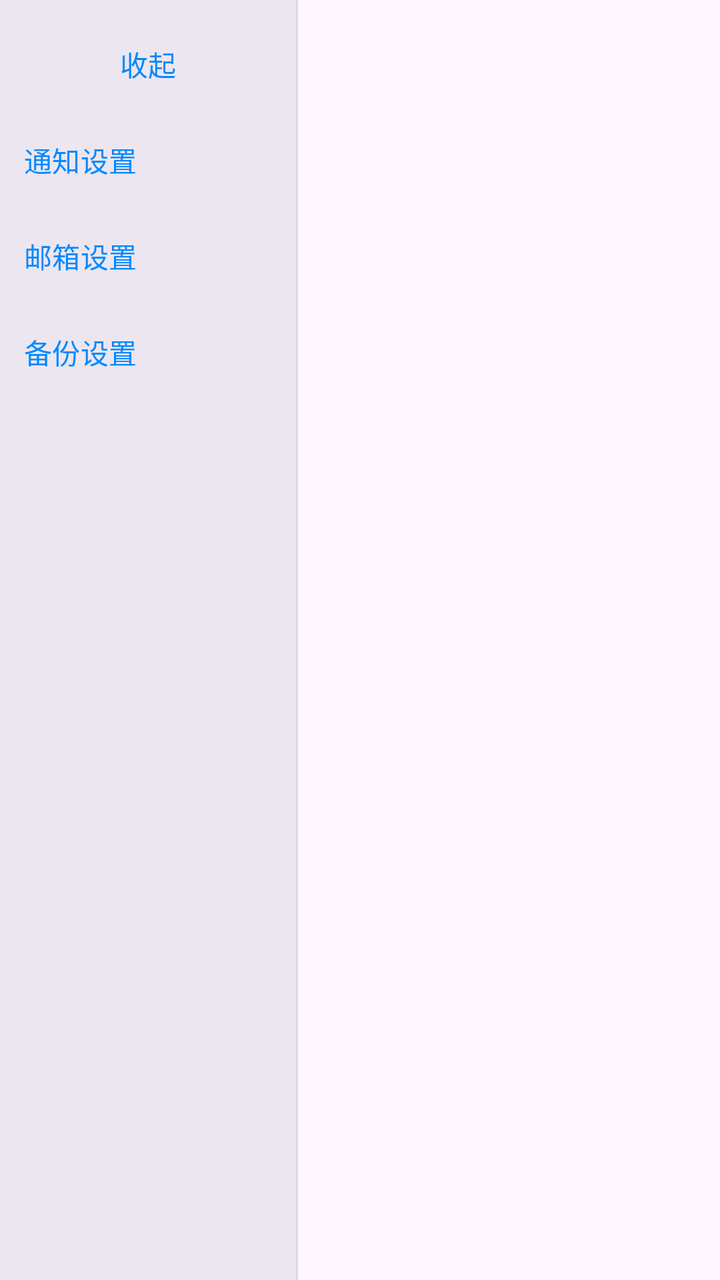
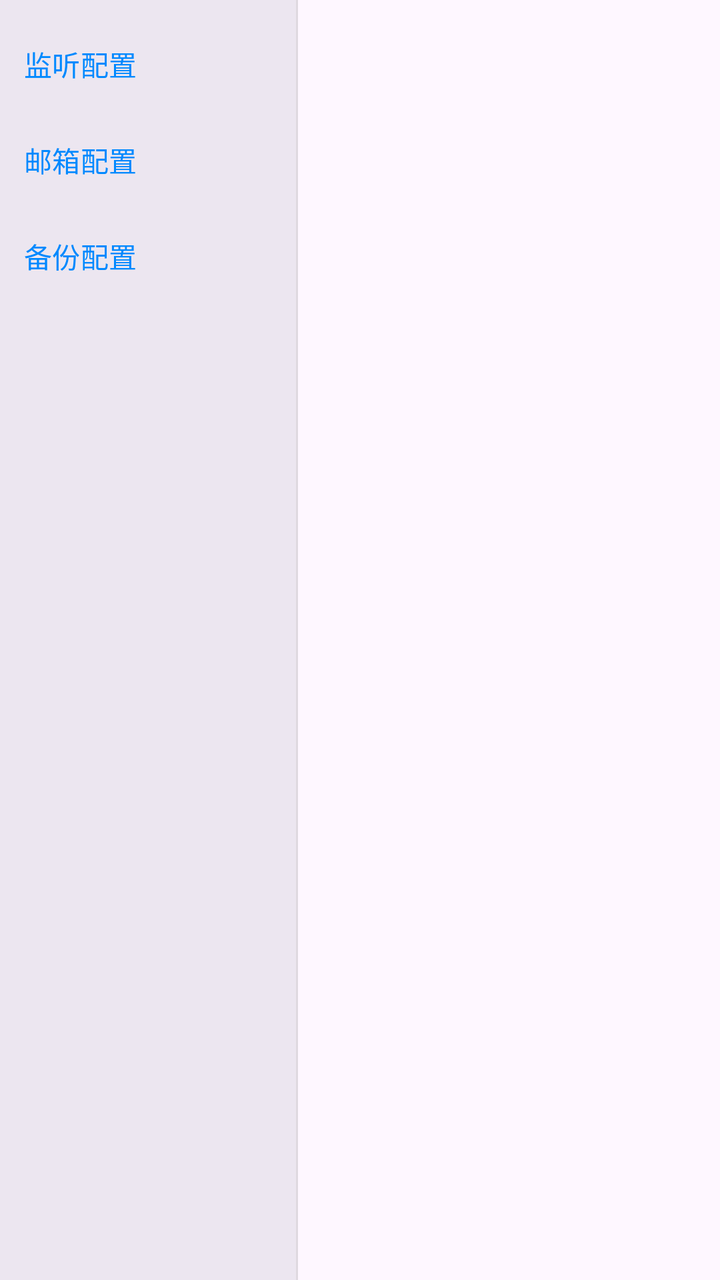

The first picture is an Android layout as it rendered before a commit; the second is the same layout after the commit. The layout source and the unified diff follow.
<!-- AndroidManifest.xml: application theme Theme.DDTask -->
<!-- res/layout/fragment_settings_host.xml -->
<?xml version="1.0" encoding="utf-8"?>
<LinearLayout
    xmlns:android="http://schemas.android.com/apk/res/android"
    xmlns:app="http://schemas.android.com/apk/res-auto"
    android:layout_width="match_parent"
    android:layout_height="match_parent"
    android:orientation="horizontal">

    <LinearLayout
        android:id="@+id/settings_sidebar"
        android:layout_width="148dp"
        android:layout_height="match_parent"
        android:background="?attr/colorSurfaceContainerHigh"
        android:orientation="vertical"
        android:paddingVertical="8dp">

        <com.google.android.material.button.MaterialButton
            android:id="@+id/btn_toggle_sidebar"
            style="@style/Widget.Material3.Button.TextButton"
            android:layout_width="match_parent"
            android:layout_height="wrap_content"
            android:text="@string/settings_sidebar_collapse" />

        <com.google.android.material.button.MaterialButton
            android:id="@+id/nav_notification_settings"
            style="@style/Widget.Material3.Button.TextButton"
            android:layout_width="match_parent"
            android:layout_height="wrap_content"
            android:gravity="start|center_vertical"
            android:text="@string/settings_sidebar_notification" />

        <com.google.android.material.button.MaterialButton
            android:id="@+id/nav_email_settings"
            style="@style/Widget.Material3.Button.TextButton"
            android:layout_width="match_parent"
            android:layout_height="wrap_content"
            android:gravity="start|center_vertical"
            android:text="@string/settings_sidebar_email" />

        <com.google.android.material.button.MaterialButton
            android:id="@+id/nav_backup_settings"
            style="@style/Widget.Material3.Button.TextButton"
            android:layout_width="match_parent"
            android:layout_height="wrap_content"
            android:gravity="start|center_vertical"
            android:text="@string/settings_sidebar_backup" />

    </LinearLayout>

    <View
        android:layout_width="1dp"
        android:layout_height="match_parent"
        android:background="?android:attr/listDivider" />

    <FrameLayout
        android:id="@+id/settings_content"
        android:layout_width="0dp"
        android:layout_height="match_parent"
        android:layout_weight="1" />

</LinearLayout>
<!-- resources referenced by this layout -->
<resources>
  <string name="settings_sidebar_backup">备份设置</string>
  <string name="settings_sidebar_collapse">收起</string>
  <string name="settings_sidebar_email">邮箱设置</string>
  <string name="settings_sidebar_notification">通知设置</string>
  <style name="Theme.DDTask" parent="Theme.Material3.Light.NoActionBar">
          <item name="colorPrimary">@color/primary</item>
          <item name="colorPrimaryDark">@color/primary_dark</item>
          <item name="colorSecondary">@color/secondary</item>
      </style>
  <color name="primary">#0089FF</color>
  <color name="primary_dark">#0066CC</color>
  <color name="secondary">#FF6B35</color>
</resources>

<!-- the commit's change to res/layout/fragment_settings_host.xml (unified diff, before → after) -->
@@ -1,25 +1,17 @@
 <?xml version="1.0" encoding="utf-8"?>
 <LinearLayout
     xmlns:android="http://schemas.android.com/apk/res/android"
-    xmlns:app="http://schemas.android.com/apk/res-auto"
     android:layout_width="match_parent"
     android:layout_height="match_parent"
     android:orientation="horizontal">
 
     <LinearLayout
         android:id="@+id/settings_sidebar"
-        android:layout_width="148dp"
+        android:layout_width="@dimen/settings_sidebar_width"
         android:layout_height="match_parent"
         android:background="?attr/colorSurfaceContainerHigh"
         android:orientation="vertical"
         android:paddingVertical="8dp">
-
-        <com.google.android.material.button.MaterialButton
-            android:id="@+id/btn_toggle_sidebar"
-            style="@style/Widget.Material3.Button.TextButton"
-            android:layout_width="match_parent"
-            android:layout_height="wrap_content"
-            android:text="@string/settings_sidebar_collapse" />
 
         <com.google.android.material.button.MaterialButton
             android:id="@+id/nav_notification_settings"
@@ -27,7 +19,7 @@
             android:layout_width="match_parent"
             android:layout_height="wrap_content"
             android:gravity="start|center_vertical"
-            android:text="@string/settings_sidebar_notification" />
+            android:text="@string/settings_sidebar_listen" />
 
         <com.google.android.material.button.MaterialButton
             android:id="@+id/nav_email_settings"
<!-- resource entries referenced after the edit -->
@@ -1,9 +1,9 @@
 <!-- resources referenced by this layout -->
 <resources>
-  <string name="settings_sidebar_backup">备份设置</string>
-  <string name="settings_sidebar_collapse">收起</string>
-  <string name="settings_sidebar_email">邮箱设置</string>
-  <string name="settings_sidebar_notification">通知设置</string>
+  <dimen name="settings_sidebar_width">148dp</dimen>
+  <string name="settings_sidebar_backup">备份配置</string>
+  <string name="settings_sidebar_email">邮箱配置</string>
+  <string name="settings_sidebar_listen">监听配置</string>
   <style name="Theme.DDTask" parent="Theme.Material3.Light.NoActionBar">
           <item name="colorPrimary">@color/primary</item>
           <item name="colorPrimaryDark">@color/primary_dark</item>
